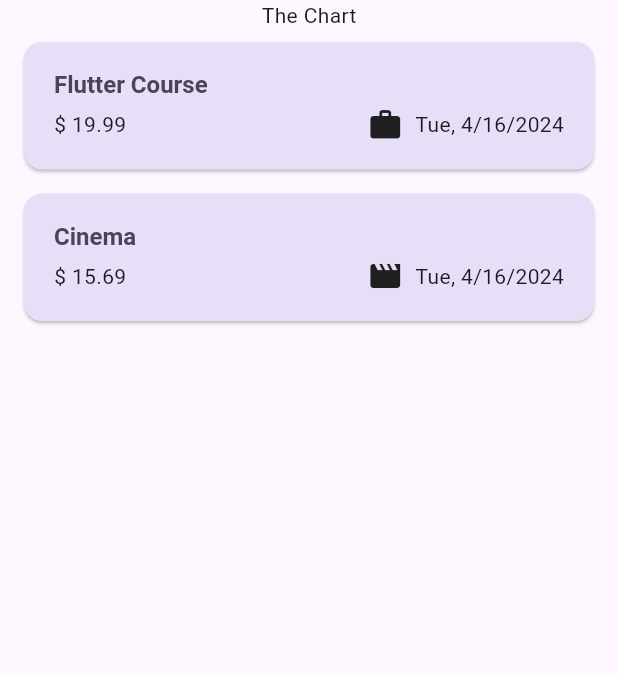
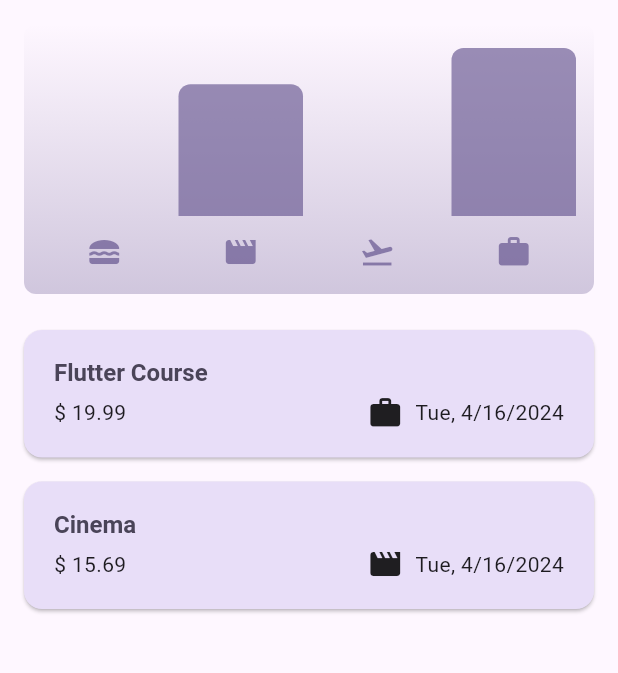
Before and after one commit to zidane-arkan/expense_app, a Flutter app: the screen it shows after launch, on a phone screen of 412 x 824 dp, the part 84-757 px from its top. Run offline on Flutter 3.47's test engine with Material 3 defaults, Android fonts, the phone set to English and light mode, and no system bars.

Commit message:
Add Chart

```diff
--- a/lib/models/expense.dart
+++ b/lib/models/expense.dart
@@ -55,7 +55,7 @@ class ExpenseBucket{
   final Category category;
   final List<Expense> expenses;
 
-  double get getTotalExpenses{
+  double get totalExpenses{
     double sum = 0;
 
     for(final expense in expenses) {
--- /dev/null
+++ b/lib/widgets/chart/chart.dart
@@ -0,0 +1,94 @@
+import "package:expense_app/models/expense.dart";
+import "package:expense_app/widgets/chart/chart_bar.dart";
+import "package:flutter/material.dart";
+
+class Chart extends StatelessWidget{
+  const Chart({super.key, required this.expenses});
+
+  final List<Expense> expenses;
+
+  List<ExpenseBucket> get buckets {
+    return [
+      ExpenseBucket.forCategory(expenses, Category.food),
+      ExpenseBucket.forCategory(expenses, Category.leisure),
+      ExpenseBucket.forCategory(expenses, Category.travel),
+      ExpenseBucket.forCategory(expenses, Category.work),
+    ];
+  }
+
+  double get maxTotalExpense {
+    double maxTotalExpense = 0;
+
+    for (final bucket in buckets) {
+      if (bucket.totalExpenses > maxTotalExpense) {
+        maxTotalExpense = bucket.totalExpenses;
+      }
+    }
+
+    return maxTotalExpense;
+  }
+
+  @override
+  Widget build(BuildContext context){
+    final isDarkMode =
+        MediaQuery.of(context).platformBrightness == Brightness.dark;
+    return Container(
+      margin: const EdgeInsets.all(16),
+      padding: const EdgeInsets.symmetric(
+        vertical: 16,
+        horizontal: 8,
+      ),
+      width: double.infinity,
+      height: 180,
+      decoration: BoxDecoration(
+        borderRadius: BorderRadius.circular(8),
+        gradient: LinearGradient(
+          colors: [
+            Theme.of(context).colorScheme.primary.withOpacity(0.3),
+            Theme.of(context).colorScheme.primary.withOpacity(0.0)
+          ],
+          begin: Alignment.bottomCenter,
+          end: Alignment.topCenter,
+        ),
+      ),
+      child: Column(
+        children: [
+          Expanded(
+            child: Row(
+              crossAxisAlignment: CrossAxisAlignment.end,
+              children: [
+                for (final bucket in buckets) // alternative to map()
+                  ChartBar(
+                    fill: bucket.totalExpenses == 0
+                        ? 0
+                        : bucket.totalExpenses / maxTotalExpense,
+                  )
+              ],
+            ),
+          ),
+          const SizedBox(height: 12),
+          Row(
+            children: buckets
+                .map(
+                  (bucket) => Expanded(
+                    child: Padding(
+                      padding: const EdgeInsets.symmetric(horizontal: 4),
+                      child: Icon(
+                        categoryIcons[bucket.category],
+                        color: isDarkMode
+                            ? Theme.of(context).colorScheme.secondary
+                            : Theme.of(context)
+                                .colorScheme
+                                .primary
+                                .withOpacity(0.7),
+                      ),
+                    ),
+                  ),
+                )
+                .toList(),
+          )
+        ],
+      ),
+    );
+  }
+}
--- /dev/null
+++ b/lib/widgets/chart/chart_bar.dart
@@ -0,0 +1,34 @@
+import 'package:flutter/material.dart';
+
+class ChartBar extends StatelessWidget {
+  const ChartBar({
+    super.key,
+    required this.fill,
+  });
+
+  final double fill;
+
+  @override
+  Widget build(BuildContext context) {
+    final isDarkMode =
+        MediaQuery.of(context).platformBrightness == Brightness.dark;
+    return Expanded(
+      child: Padding(
+        padding: const EdgeInsets.symmetric(horizontal: 4),
+        child: FractionallySizedBox(
+          heightFactor: fill,
+          child: DecoratedBox(
+            decoration: BoxDecoration(
+              shape: BoxShape.rectangle,
+              borderRadius:
+                  const BorderRadius.vertical(top: Radius.circular(8)),
+              color: isDarkMode
+                  ? Theme.of(context).colorScheme.secondary
+                  : Theme.of(context).colorScheme.primary.withOpacity(0.65),
+            ),
+          ),
+        ),
+      ),
+    );
+  }
+}
--- a/lib/widgets/expenses.dart
+++ b/lib/widgets/expenses.dart
@@ -1,7 +1,9 @@
+import 'package:flutter/material.dart';
 import 'package:expense_app/models/expense.dart';
 import 'package:expense_app/widgets/expense_container/expenses_list.dart';
 import 'package:expense_app/widgets/new_expense.dart';
-import 'package:flutter/material.dart';
+import 'package:expense_app/widgets/chart/chart.dart';
+
 
 class Expenses extends StatefulWidget{
   const Expenses({super.key});
@@ -96,9 +98,7 @@ class _ExpensesState extends State<Expenses>{
       ),
       body: Column(
         children: [
-          const Text(
-            "The Chart"
-          ),
+          Chart(expenses: expenses),
           Expanded(
             child: mainContent,
           ),
```
